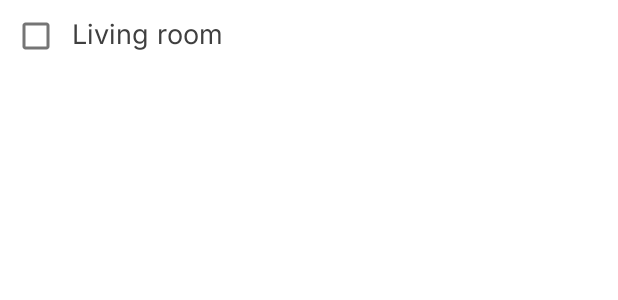
After one commit to VIP-KAZAKH-777/spy-game-android, an Android app: the layout item_list.xml on its own in the app's theme, with its tools: preview values and no code run, on a phone screen of 412 x 824 dp. The commit adds this screen. Shown: the top 300 px of the screen. Run offline under Robolectric (Android 15) with nearby library versions, the light colour scheme and no system bars; Roboto replaces fonts that are not available here.

Commit message:
small changes

```diff
--- a/app/src/main/AndroidManifest.xml
+++ b/app/src/main/AndroidManifest.xml
@@ -8,11 +8,11 @@
         android:fullBackupContent="@xml/backup_rules"
         android:icon="@drawable/icon_light"
         android:label="@string/app_name"
-        android:roundIcon="@drawable/icon_light"
+        android:roundIcon="@drawable/icon__2_"
         android:screenOrientation="portrait"
-        android:supportsRtl="true"
+        android:supportsRtl="false"
         android:theme="@style/Theme.Spy"
-        tools:targetApi="31">
+        tools:replace="android:supportsRtl">
         <activity
             android:name=".GameStartedPage"
             android:exported="false">
--- a/app/src/main/java/com/example/spy/Locations.java
+++ b/app/src/main/java/com/example/spy/Locations.java
@@ -1,9 +1,8 @@
 package com.example.spy;
 
 import androidx.appcompat.app.AppCompatActivity;
+
 import android.os.Bundle;
-import android.view.Window;
-import android.view.WindowManager;
 import android.widget.LinearLayout;
 import android.widget.RelativeLayout;
 import com.example.spy.models.Location;
@@ -15,8 +14,6 @@ public class Locations extends AppCompatActivity {
 
     @Override
     protected void onCreate(Bundle savedInstanceState) {
-        requestWindowFeature(Window.FEATURE_NO_TITLE);
-        this.getWindow().setFlags(WindowManager.LayoutParams.FLAG_FULLSCREEN, WindowManager.LayoutParams.FLAG_FULLSCREEN);
         super.onCreate(savedInstanceState);
         setContentView(R.layout.activity_locations);
 
--- a/app/src/main/java/com/example/spy/MainActivity.java
+++ b/app/src/main/java/com/example/spy/MainActivity.java
@@ -10,8 +10,6 @@ import android.content.SharedPreferences;
 import android.net.Uri;
 import android.os.Bundle;
 import android.view.View;
-import android.view.Window;
-import android.view.WindowManager;
 import android.widget.ImageButton;
 import android.widget.LinearLayout;
 import android.widget.Toast;
@@ -28,8 +26,6 @@ public class MainActivity extends AppCompatActivity {
     @Override
     protected void onCreate(Bundle savedInstanceState) {
         super.onCreate(savedInstanceState);
-        requestWindowFeature(Window.FEATURE_NO_TITLE);
-        this.getWindow().setFlags(WindowManager.LayoutParams.FLAG_FULLSCREEN, WindowManager.LayoutParams.FLAG_FULLSCREEN);
         setContentView(R.layout.activity_main);
         sharedPreferences = getSharedPreferences("MODE", Context.MODE_PRIVATE);
         nightMode = sharedPreferences.getBoolean("night", true);
--- a/app/src/main/java/com/example/spy/RulesPage.java
+++ b/app/src/main/java/com/example/spy/RulesPage.java
@@ -4,15 +4,11 @@ import androidx.appcompat.app.AppCompatActivity;
 
 import android.os.Bundle;
 import android.view.View;
-import android.view.Window;
-import android.view.WindowManager;
 
 public class RulesPage extends AppCompatActivity {
 
     @Override
     protected void onCreate(Bundle savedInstanceState) {
-        requestWindowFeature(Window.FEATURE_NO_TITLE);
-        this.getWindow().setFlags(WindowManager.LayoutParams.FLAG_FULLSCREEN, WindowManager.LayoutParams.FLAG_FULLSCREEN);
         super.onCreate(savedInstanceState);
         setContentView(R.layout.activity_rules_page);
     }
--- a/app/src/main/java/com/example/spy/SettingsPage.java
+++ b/app/src/main/java/com/example/spy/SettingsPage.java
@@ -6,10 +6,7 @@ import android.annotation.SuppressLint;
 import android.content.Intent;
 import android.os.Bundle;
 import android.view.View;
-import android.view.Window;
-import android.view.WindowManager;
 import android.widget.ImageButton;
-import android.widget.ImageView;
 import android.widget.LinearLayout;
 import android.widget.TextView;
 
@@ -23,8 +20,6 @@ public class SettingsPage extends AppCompatActivity {
     @SuppressLint("SetTextI18n")
     @Override
     protected void onCreate(Bundle savedInstanceState) {
-        requestWindowFeature(Window.FEATURE_NO_TITLE);
-        this.getWindow().setFlags(WindowManager.LayoutParams.FLAG_FULLSCREEN, WindowManager.LayoutParams.FLAG_FULLSCREEN);
         super.onCreate(savedInstanceState);
         setContentView(R.layout.activity_settings_page);
 
--- a/app/src/main/java/com/example/spy/adapters/KolodaAdapter.java
+++ b/app/src/main/java/com/example/spy/adapters/KolodaAdapter.java
@@ -10,7 +10,6 @@ import android.widget.TextView;
 
 import com.example.spy.R;
 import com.example.spy.models.KolodaCard;
-import com.wajahatkarim3.easyflipview.EasyFlipView;
 
 import java.util.List;
 
--- a/app/src/main/java/com/example/spy/generators/CardGenerator.java
+++ b/app/src/main/java/com/example/spy/generators/CardGenerator.java
@@ -44,7 +44,7 @@ public class CardGenerator {
             else {
                 card.setPlayerType("Ordinary person");
                 card.setPlayerLoc(loc);
-                card.setImg(R.drawable.icon_light); //no-spy img
+                card.setImg(R.drawable.icon__3_); //no-spy img
             }
             cards.add(card);
         }
--- a/app/src/main/java/com/example/spy/models/KolodaCard.java
+++ b/app/src/main/java/com/example/spy/models/KolodaCard.java
@@ -1,6 +1,5 @@
 package com.example.spy.models;
 
-import android.widget.ImageView;
 
 public class KolodaCard {
     private static int players = 0;
--- a/app/src/main/res/layout/activity_game_started_page.xml
+++ b/app/src/main/res/layout/activity_game_started_page.xml
@@ -25,6 +25,7 @@
 
     <com.yalantis.library.Koloda
         android:id="@+id/koloda"
+        app:koloda_card_rotate_angle="60"
         android:layout_width="match_parent"
         android:layout_height="match_parent"
         app:koloda_card_layout="@layout/item_koloda"
--- a/app/src/main/res/layout/activity_locations.xml
+++ b/app/src/main/res/layout/activity_locations.xml
@@ -41,7 +41,7 @@
         android:layout_below="@+id/linearLayout"
         android:layout_alignParentStart="true"
         android:layout_alignParentEnd="true"
-        android:layout_marginTop="20dp"
+        android:layout_margin="20dp"
         android:orientation="vertical">
 
         <RelativeLayout
--- a/app/src/main/res/layout/item_koloda.xml
+++ b/app/src/main/res/layout/item_koloda.xml
@@ -74,7 +74,6 @@
     <!-- Front Layout Goes Here -->
         <androidx.cardview.widget.CardView
             app:cardElevation="2dp"
-
             android:layout_width="match_parent"
             android:layout_height="match_parent"
             app:cardBackgroundColor="@color/grey"
--- /dev/null
+++ b/app/src/main/res/layout/item_list.xml
@@ -0,0 +1,21 @@
+<?xml version="1.0" encoding="utf-8"?>
+<LinearLayout xmlns:android="http://schemas.android.com/apk/res/android"
+    android:layout_width="match_parent"
+    android:layout_height="match_parent"
+    android:orientation="horizontal">
+
+    <CheckBox
+        android:id="@+id/location_item_checkbox"
+        android:layout_width="wrap_content"
+        android:layout_height="wrap_content"/>
+
+    <TextView
+        android:id="@+id/location_item_text"
+        android:layout_width="wrap_content"
+        android:layout_height="wrap_content"
+        style="@style/TEXT"
+        android:fontFamily="@font/inter"
+        android:text="@string/living_room"
+        android:textSize="18sp"/>
+
+</LinearLayout>
--- a/app/src/main/res/values-night/themes.xml
+++ b/app/src/main/res/values-night/themes.xml
@@ -10,7 +10,7 @@
         <item name="colorSecondaryVariant">@color/teal_200</item>
         <item name="colorOnSecondary">@color/black</item>
         <!-- Status bar color. -->
-        <item name="android:statusBarColor">?attr/colorPrimaryVariant</item>
+        <item name="android:statusBarColor">@color/background</item>
         <!-- Customize your theme here. -->
     </style>
 
--- a/app/src/main/res/values/themes.xml
+++ b/app/src/main/res/values/themes.xml
@@ -4,13 +4,14 @@
         <!-- Primary brand color. -->
         <item name="colorPrimary">@color/purple_500</item>
         <item name="colorPrimaryVariant">@color/purple_700</item>
-        <item name="colorOnPrimary">@color/white</item>
+        <item name="colorOnPrimary">@color/black</item>
         <!-- Secondary brand color. -->
         <item name="colorSecondary">@color/teal_200</item>
         <item name="colorSecondaryVariant">@color/teal_700</item>
         <item name="colorOnSecondary">@color/black</item>
         <!-- Status bar color. -->
-        <item name="android:statusBarColor">?attr/colorPrimaryVariant</item>
+        <item name="android:statusBarColor">@color/light_background</item>
+        <item name="statusBarForeground">@color/black</item>
         <!-- Customize your theme here. -->
     </style>
 
```
Also changed, not shown: app/src/main/java/com/example/spy/GameStartedPage.java (+10 -11 lines), app/src/main/res/drawable/icon__2_.xml (added, +18 -0 lines), app/src/main/res/drawable/icon__3_.xml (added, +15 -0 lines), app/src/main/res/layout/locaton_choose_button.xml (added, +29 -0 lines), app/src/main/res/values/strings.xml (+9 -0 lines).
